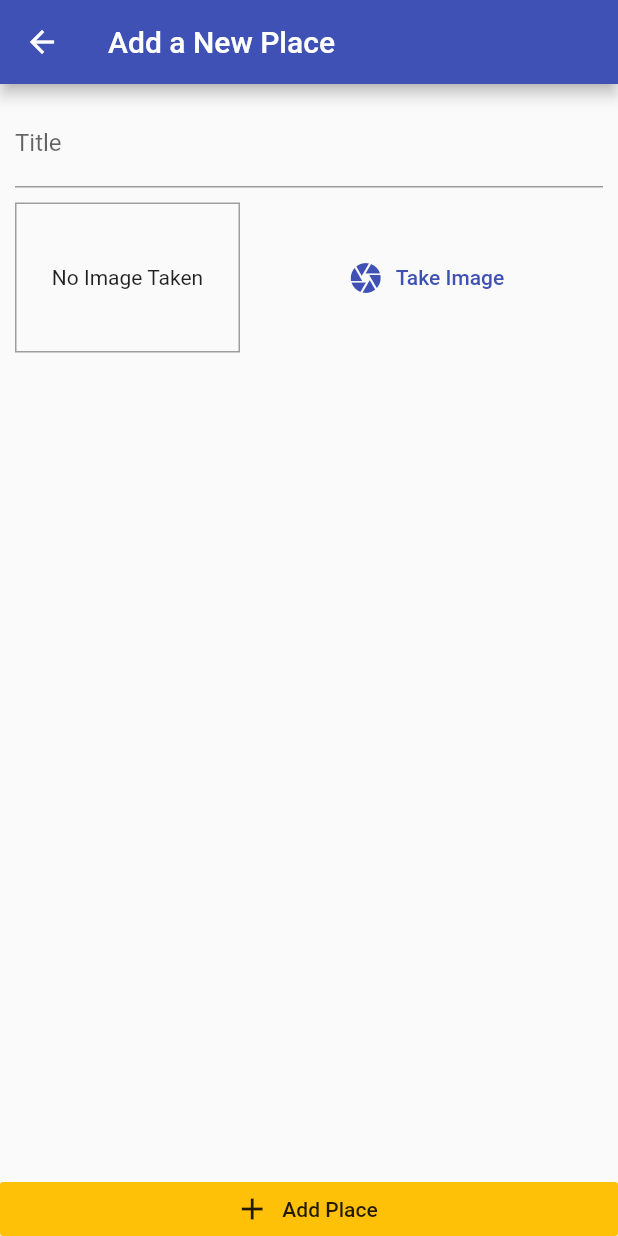
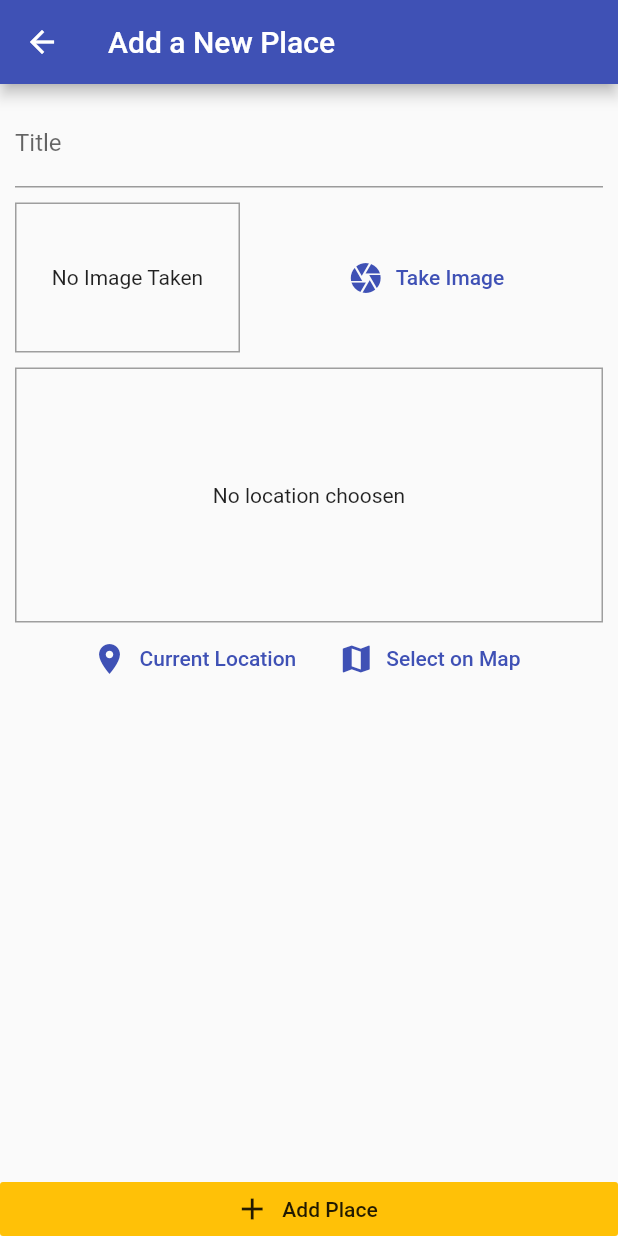
Before and after one commit to ikrs/great_places, a Flutter app: the AddPlaceScreen screen opened by its route, on a phone screen of 412 x 824 dp. Run offline on Flutter 3.47's test engine with Material 2 defaults, Android fonts, the phone set to English and light mode, and no system bars; our stand-ins replace image_picker, sqflite; accounts and stored records are empty.

Commit message:
adding location input

```diff
--- a/lib/screens/add_place_screen.dart
+++ b/lib/screens/add_place_screen.dart
@@ -4,6 +4,7 @@ import 'package:flutter/material.dart';
 import 'package:provider/provider.dart';
 
 import '../widgets/image_input.dart';
+import '../widgets/location_input.dart';
 import '../providers/great_places.dart';
 
 class AddPlaceScreen extends StatefulWidget {
@@ -52,6 +53,8 @@ class _AddPlaceScreenState extends State<AddPlaceScreen> {
                       ),
                       SizedBox(height: 10),
                       ImageInput(_selectImage),
+                      SizedBox(height: 10),
+                      LocationInput(),
                     ],
                   ),
                 ),
--- /dev/null
+++ b/lib/widgets/location_input.dart
@@ -0,0 +1,52 @@
+import 'package:flutter/material.dart';
+
+class LocationInput extends StatefulWidget {
+  @override
+  _LocationInputState createState() => _LocationInputState();
+}
+
+class _LocationInputState extends State<LocationInput> {
+  String _previewImageUrl;
+
+  @override
+  Widget build(BuildContext context) {
+    return Column(
+      children: <Widget>[
+        Container(
+          height: 170,
+          width: double.infinity,
+          alignment: Alignment.center,
+          decoration:
+              BoxDecoration(border: Border.all(width: 1, color: Colors.grey)),
+          child: _previewImageUrl == null
+              ? Text(
+                  'No location choosen',
+                  textAlign: TextAlign.center,
+                )
+              : Image.network(
+                  _previewImageUrl,
+                  fit: BoxFit.cover,
+                  width: double.infinity,
+                ),
+        ),
+        Row(
+          mainAxisAlignment: MainAxisAlignment.center,
+          children: <Widget>[
+            FlatButton.icon(
+              icon: Icon(Icons.location_on),
+              label: Text('Current Location'),
+              textColor: Theme.of(context).primaryColor,
+              onPressed: () {},
+            ),
+            FlatButton.icon(
+              icon: Icon(Icons.map),
+              label: Text('Select on Map'),
+              textColor: Theme.of(context).primaryColor,
+              onPressed: () {},
+            )
+          ],
+        )
+      ],
+    );
+  }
+}
--- a/pubspec.yaml
+++ b/pubspec.yaml
@@ -24,6 +24,7 @@ dependencies:
   path_provider: ^1.1.0
   path: ^1.6.2
   sqflite: ^1.1.5
+  location: ^2.3.5
 
 
   # The following adds the Cupertino Icons font to your application.
```
Also changed, not shown: pubspec.lock, 1 other file.
